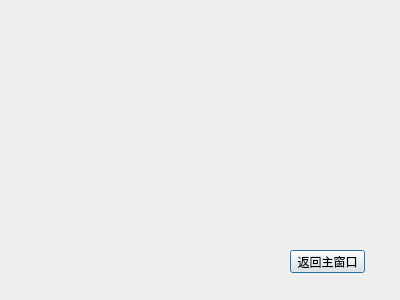
Before: the Qt Designer form mainWindow/dialog.ui in cststudio/QtDemo, drawn with Qt 5.
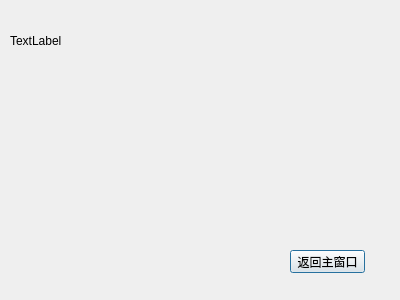
After: the same form once the commit is applied.

What changed in the file:
```diff
--- a/mainWindow/dialog.ui
+++ b/mainWindow/dialog.ui
@@ -26,6 +26,19 @@
     <string>返回主窗口</string>
    </property>
   </widget>
+  <widget class="QLabel" name="label">
+   <property name="geometry">
+    <rect>
+     <x>10</x>
+     <y>0</y>
+     <width>131</width>
+     <height>81</height>
+    </rect>
+   </property>
+   <property name="text">
+    <string>TextLabel</string>
+   </property>
+  </widget>
  </widget>
  <resources/>
  <connections/>
```
